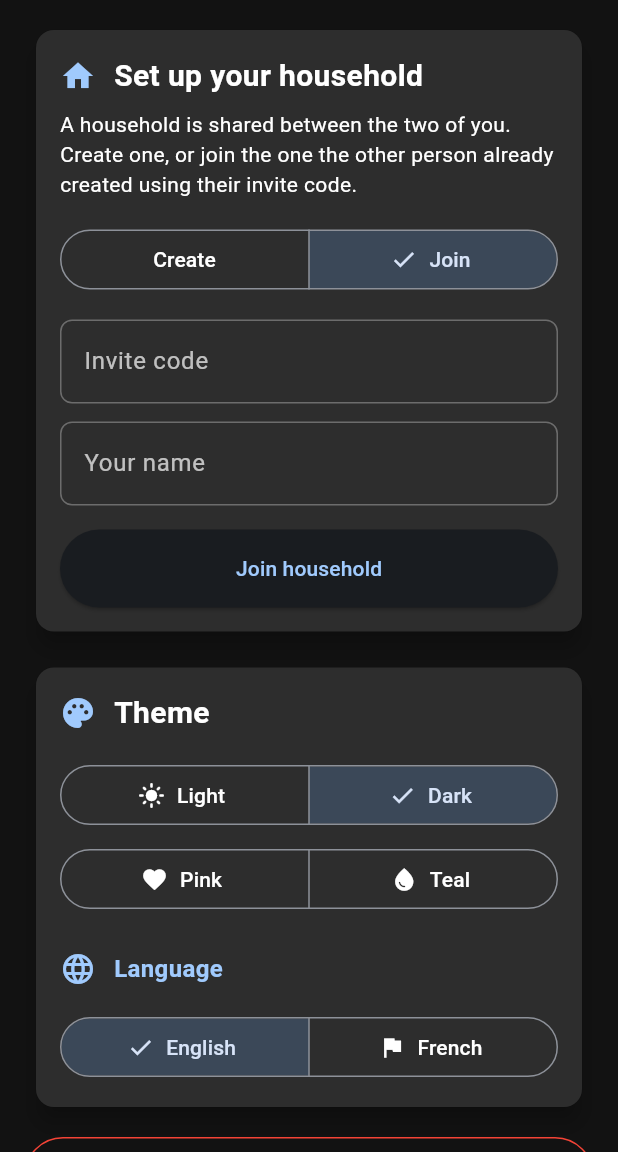
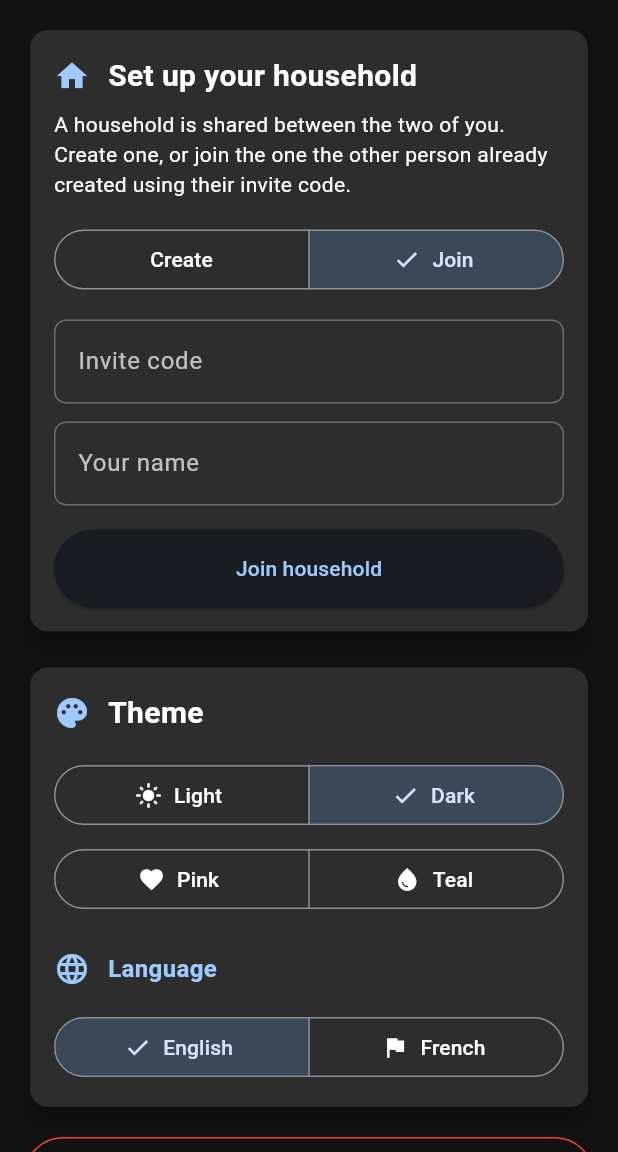
Before and after one commit to allapcallapc/SplitBalance, a Flutter app: the screen it shows once a user with an empty profile is signed in, after a tap on "Join", after a tap on "Dark", on a phone screen of 412 x 824 dp, the part 84-1236 px from its top. Run offline on Flutter 3.47's test engine with Material 3 defaults, Android fonts, the phone set to English and light mode, and no system bars; our stand-ins replace package_info_plus, shared_preferences, supabase_flutter; missing offline and left inert: dart:html, dart:ui_web; accounts and stored records are empty; network calls fail.

Commit message:
fix: stop card panels from resizing when switching to dark theme (#46)
The dark theme's cardTheme set an explicit margin (horizontal: 8,
vertical: 4), while light/pink/teal left margin unset and relied on
Card's default of EdgeInsets.all(4). That extra 4px per side made
every Card panel narrower only in dark mode, causing layout to shift
when toggling to/from it. Removing the override lets dark mode use
the same default margin as the other themes.

Fixes #26

Co-authored-by: Claude <noreply@anthropic.com>

```diff
--- a/lib/main.dart
+++ b/lib/main.dart
@@ -74,7 +74,6 @@ class SplitBalanceApp extends StatelessWidget {
       cardTheme: CardThemeData(
         color: const Color(0xFF2D2D2D), // Lighter than scaffold for contrast
         elevation: 6, // Higher elevation for better separation
-        margin: const EdgeInsets.symmetric(horizontal: 8, vertical: 4),
         shape: RoundedRectangleBorder(
           borderRadius: BorderRadius.circular(12),
         ),
```
